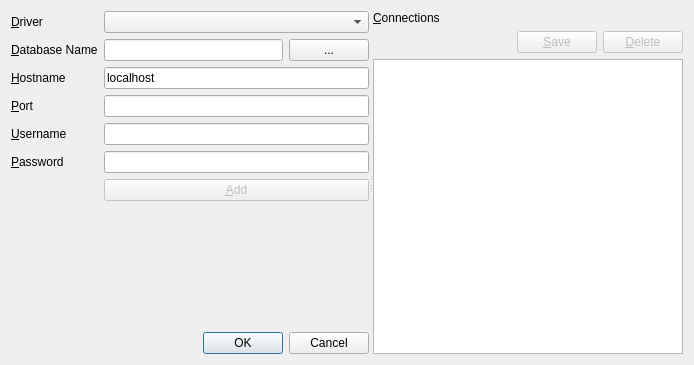
Qt form ui/connectiondialog.ui (kandalf/migraine) before a commit.
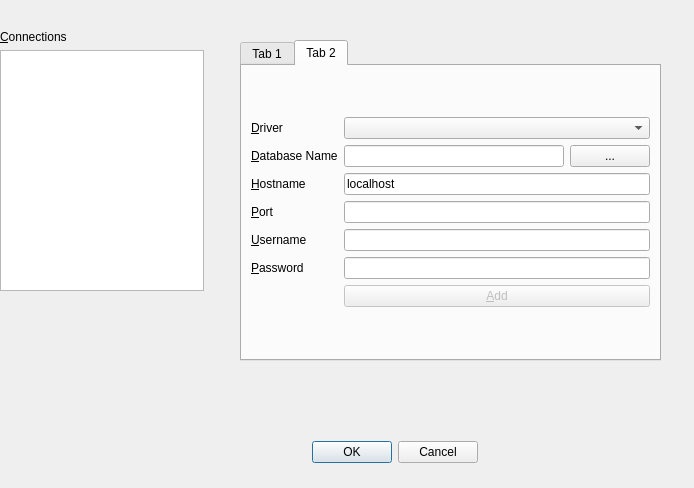
The same form after that commit.

Commit message: Connections dialog modified

Diff of the .ui file:
```diff
--- a/ui/connectiondialog.ui
+++ b/ui/connectiondialog.ui
@@ -6,23 +6,37 @@
     <x>0</x>
     <y>0</y>
     <width>694</width>
-    <height>365</height>
+    <height>488</height>
    </rect>
   </property>
   <property name="windowTitle" >
    <string>Dialog</string>
   </property>
-  <layout class="QGridLayout" name="gridLayout_2" >
-   <item row="0" column="0" >
-    <widget class="QSplitter" name="splitter" >
-     <property name="orientation" >
-      <enum>Qt::Horizontal</enum>
-     </property>
-     <widget class="QWidget" name="" >
-      <layout class="QVBoxLayout" name="verticalLayout_2" >
-       <item>
+  <widget class="QTabWidget" name="connectionsTabWidget" >
+   <property name="geometry" >
+    <rect>
+     <x>240</x>
+     <y>40</y>
+     <width>421</width>
+     <height>321</height>
+    </rect>
+   </property>
+   <property name="currentIndex" >
+    <number>1</number>
+   </property>
+   <widget class="QWidget" name="tab" >
+    <attribute name="title" >
+     <string>Tab 1</string>
+    </attribute>
+   </widget>
+   <widget class="QWidget" name="tab_2" >
+    <attribute name="title" >
+     <string>Tab 2</string>
+    </attribute>
         <layout class="QGridLayout" name="gridLayout" >
          <item row="0" column="0" >
+      <layout class="QGridLayout" name="gridLayout_2" >
+       <item row="0" column="0" >
           <widget class="QLabel" name="label" >
            <property name="text" >
             <string>&amp;Driver</string>
@@ -45,24 +59,6 @@
            </property>
           </widget>
          </item>
-         <item row="1" column="1" >
-          <layout class="QHBoxLayout" name="horizontalLayout_2" >
-           <item>
-            <widget class="QLineEdit" name="databaseLineEdit" >
-             <property name="text" >
-              <string/>
-             </property>
-            </widget>
-           </item>
-           <item>
-            <widget class="QPushButton" name="browseButton" >
-             <property name="text" >
-              <string>...</string>
-             </property>
-            </widget>
-           </item>
-          </layout>
-         </item>
          <item row="2" column="0" >
           <widget class="QLabel" name="label_2" >
            <property name="text" >
@@ -129,34 +125,38 @@
            </property>
           </widget>
          </item>
-        </layout>
-       </item>
+       <item row="1" column="1" >
+        <layout class="QHBoxLayout" name="horizontalLayout_2" >
        <item>
-        <spacer name="verticalSpacer" >
-         <property name="orientation" >
-          <enum>Qt::Vertical</enum>
-         </property>
-         <property name="sizeHint" stdset="0" >
-          <size>
-           <width>20</width>
-           <height>40</height>
-          </size>
-         </property>
-        </spacer>
+          <widget class="QLineEdit" name="databaseLineEdit" >
+           <property name="text" >
+            <string/>
+           </property>
+          </widget>
        </item>
        <item>
-        <widget class="QDialogButtonBox" name="buttonBox" >
-         <property name="orientation" >
-          <enum>Qt::Horizontal</enum>
-         </property>
-         <property name="standardButtons" >
-          <set>QDialogButtonBox::Cancel|QDialogButtonBox::Ok</set>
-         </property>
+          <widget class="QPushButton" name="browseButton" >
+           <property name="text" >
+            <string>...</string>
+           </property>
         </widget>
        </item>
       </layout>
+       </item>
+      </layout>
+     </item>
+    </layout>
+   </widget>
      </widget>
      <widget class="QWidget" name="layoutWidget" >
+   <property name="geometry" >
+    <rect>
+     <x>0</x>
+     <y>30</y>
+     <width>204</width>
+     <height>261</height>
+    </rect>
+   </property>
       <layout class="QVBoxLayout" name="verticalLayout" >
        <item>
         <widget class="QLabel" name="label_6" >
@@ -168,51 +168,27 @@
          </property>
         </widget>
        </item>
-       <item>
-        <layout class="QHBoxLayout" name="horizontalLayout" >
-         <item>
-          <spacer name="horizontalSpacer" >
-           <property name="orientation" >
-            <enum>Qt::Horizontal</enum>
-           </property>
-           <property name="sizeHint" stdset="0" >
-            <size>
-             <width>40</width>
-             <height>20</height>
-            </size>
-           </property>
-          </spacer>
-         </item>
-         <item>
-          <widget class="QPushButton" name="saveConnectionButton" >
-           <property name="enabled" >
-            <bool>false</bool>
-           </property>
-           <property name="text" >
-            <string>&amp;Save</string>
-           </property>
-          </widget>
-         </item>
-         <item>
-          <widget class="QPushButton" name="deleteConnectionButton" >
-           <property name="enabled" >
-            <bool>false</bool>
-           </property>
-           <property name="text" >
-            <string>&amp;Delete</string>
-           </property>
-          </widget>
-         </item>
-        </layout>
-       </item>
        <item>
         <widget class="QListWidget" name="connListWidget" />
        </item>
       </layout>
      </widget>
-    </widget>
-   </item>
-  </layout>
+  <widget class="QDialogButtonBox" name="buttonBox" >
+   <property name="geometry" >
+    <rect>
+     <x>120</x>
+     <y>440</y>
+     <width>358</width>
+     <height>25</height>
+    </rect>
+   </property>
+   <property name="orientation" >
+    <enum>Qt::Horizontal</enum>
+   </property>
+   <property name="standardButtons" >
+    <set>QDialogButtonBox::Cancel|QDialogButtonBox::Ok</set>
+   </property>
+  </widget>
  </widget>
  <tabstops>
   <tabstop>driversComboBox</tabstop>
```
Left out of the diff: 136 changed lines with no effect on the pictures. Lines whose indentation alone changed are shown as unchanged.
